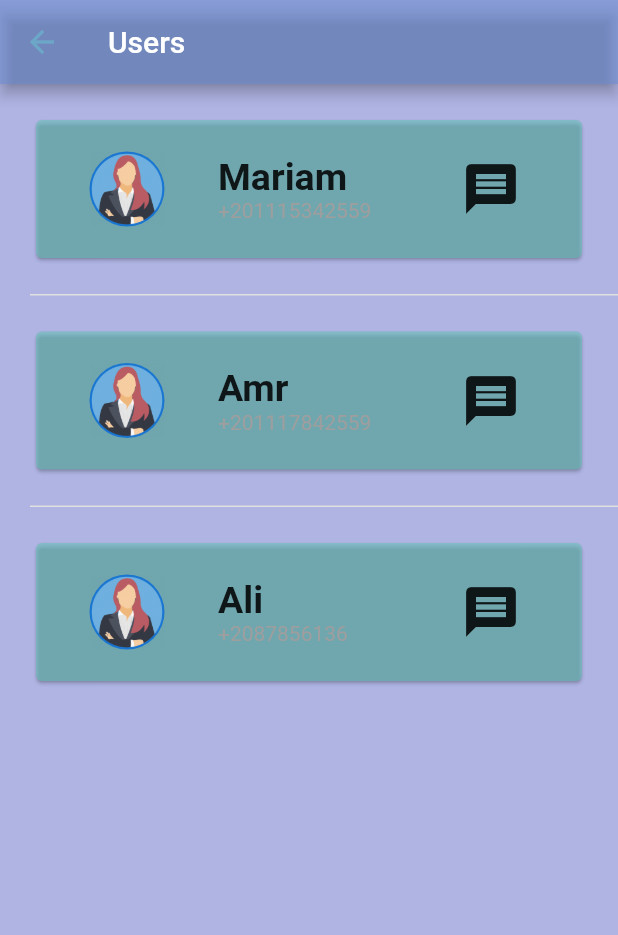
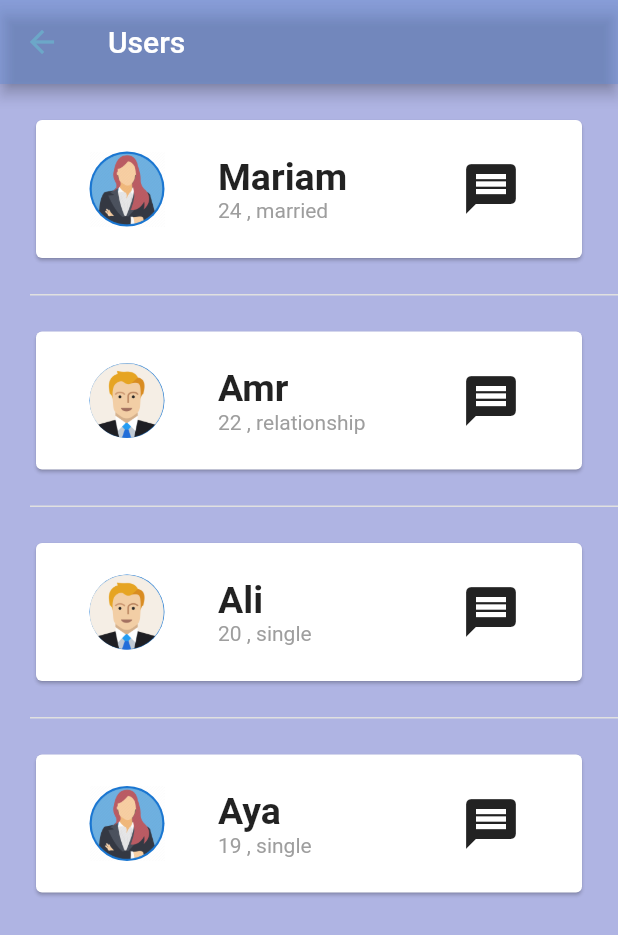
Before and after one commit to AhmedGamal-29/wesal, a Flutter app: the UsersScreen screen opened by its route, on a phone screen of 412 x 824 dp. Shown: the top 935 px of the screen. Run offline on Flutter 3.47's test engine with Material 2 defaults, Android fonts, the phone set to English and light mode, and no system bars; our stand-ins replace searchfield.

```diff
--- a/lib/components/default_useritem.dart
+++ b/lib/components/default_useritem.dart
@@ -7,16 +7,21 @@ Widget defaultUserItem(User user) => Padding(
       child: Container(
         height: 100.0,
         child: Card(
-          color: k5Color,
+          color: Colors.white,
           child: Row(
             children: [
-              const Expanded(
+              Expanded(
                 flex: 1,
                 child: CircleAvatar(
                   radius: 25.0,
-                    child: Image(
+                  child: user.gender == 'male'
+                      ? const Image(
+                          image: AssetImage('assets/images/male.webp'),
+                        )
+                      : const Image(
                           image: AssetImage('assets/images/female.webp'),
-                    )),
+                        ),
+                ),
               ),
               Expanded(
                 flex: 1,
@@ -31,11 +36,21 @@ Widget defaultUserItem(User user) => Padding(
                         fontWeight: FontWeight.bold,
                       ),
                     ),
+                    Row(
+                      children: [
                         Text(
-                      user.phone,
+                          '${user.age.toString()} , ',
                           style: const TextStyle(
                             color: Colors.grey,
                           ),
+                        ),
+                        Text(
+                          user.status,
+                          style: const TextStyle(
+                            color: Colors.grey,
+                          ),
+                        ),
+                      ],
                     ),
                   ],
                 ),
--- a/lib/main.dart
+++ b/lib/main.dart
@@ -1,6 +1,7 @@
 import 'package:flutter/material.dart';
 import 'package:marry_me/screens/login_screen.dart';
 import 'package:marry_me/screens/register_screen.dart';
+import 'package:marry_me/screens/search_screen.dart';
 import 'package:marry_me/screens/welcome_screen.dart';
 import 'package:marry_me/screens/users_screen.dart';
 
@@ -13,12 +14,13 @@ class MyApp extends StatelessWidget {
   Widget build(BuildContext context) {
     return MaterialApp(
       debugShowCheckedModeBanner: false,
-      initialRoute: RegisterScreen.id,
+      initialRoute: SearchScreen.id,
       routes: {
         WelcomeScreen.id: (context) => const WelcomeScreen(),
         LoginScreen.id: (context) => const LoginScreen(),
         RegisterScreen.id: (context) => const RegisterScreen(),
         UsersScreen.id: (context) => const UsersScreen(),
+        SearchScreen.id: (context) => const SearchScreen(),
       },
     );
   }
--- a/lib/models/user.dart
+++ b/lib/models/user.dart
@@ -5,11 +5,15 @@ class User {
   final String name;
   final String phone;
   final String gender;
+  final String status;
+  final int age;
 
   User({
     required this.id,
     required this.name,
     required this.phone,
     required this.gender,
+    required this.status,
+    required this.age,
   });
 }
--- a/lib/screens/users_screen.dart
+++ b/lib/screens/users_screen.dart
@@ -11,18 +11,32 @@ List<User> users = [
     name: 'Mariam',
     phone: '+201115342559',
     gender: 'female',
+    status: 'married',
+    age: 24,
   ),
   User(
     id: 2,
     name: 'Amr',
     phone: '+201117842559',
     gender: 'male',
+    status: 'relationship',
+    age: 22,
   ),
   User(
     id: 3,
     name: 'Ali',
     phone: '+2087856136',
     gender: 'male',
+    status: 'single',
+    age: 20,
+  ),
+  User(
+    id: 4,
+    name: 'Aya',
+    phone: '+2087856136',
+    gender: 'female',
+    status: 'single',
+    age: 19,
   ),
 ];
 
--- a/lib/screens/welcome_screen.dart
+++ b/lib/screens/welcome_screen.dart
@@ -39,7 +39,7 @@ class _WelcomeScreenState extends State<WelcomeScreen> {
             height: 15.0,
           ),
           DefaultTextStyle(
-            style: TextStyle(color: k2Color, fontSize: 40.0),
+            style: TextStyle(color: Colors.white, fontSize: 40.0),
             child: Text('وصال'),
           ),
         ],
--- a/pubspec.yaml
+++ b/pubspec.yaml
@@ -38,6 +38,7 @@ dependencies:
   cupertino_icons: ^1.0.2
   http: ^0.13.5
   dropdown_formfield: ^0.1.4
+  searchfield: ^0.7.0
 
 dev_dependencies:
   flutter_test:
```
Also changed, not shown: lib/screens/search_screen.dart (added, +138 -0 lines), assets/images/per.jpg (added), pubspec.lock. Lines whose indentation alone changed are shown as unchanged.
